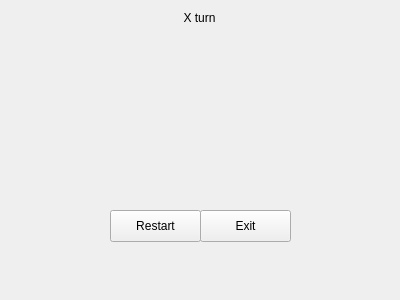
The window that mainwindow.ui (luisbevilacqua/TicTacToe) describes before a commit, drawn with Qt 5.
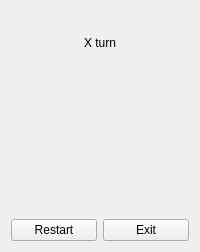
The same window after the commit. Custom widgets are drawn as their Qt base class.

```diff
--- a/mainwindow.ui
+++ b/mainwindow.ui
@@ -6,49 +6,40 @@
    <rect>
     <x>0</x>
     <y>0</y>
-    <width>400</width>
-    <height>300</height>
+    <width>200</width>
+    <height>252</height>
    </rect>
   </property>
   <property name="windowTitle">
    <string>MainWindow</string>
   </property>
   <widget class="QWidget" name="centralWidget">
+   <layout class="QVBoxLayout" name="verticalLayout">
+    <item>
+     <widget class="QLabel" name="turnIndicatorLabel">
+      <property name="text">
+       <string>X turn</string>
+      </property>
+      <property name="alignment">
+       <set>Qt::AlignCenter</set>
+      </property>
+     </widget>
+    </item>
+    <item>
    <widget class="GameBoardWidget" name="gameBoard" native="true">
-    <property name="geometry">
-     <rect>
-      <x>110</x>
-      <y>40</y>
-      <width>181</width>
-      <height>141</height>
-     </rect>
-    </property>
-   </widget>
-   <widget class="QPushButton" name="restartButton">
-    <property name="geometry">
-     <rect>
-      <x>110</x>
-      <y>210</y>
-      <width>91</width>
-      <height>32</height>
-     </rect>
-    </property>
-    <property name="text">
-     <string>Restart</string>
-    </property>
-   </widget>
+      <property name="minimumSize">
+       <size>
+        <width>0</width>
+        <height>0</height>
+       </size>
+      </property>
+     </widget>
+    </item>
+    <item>
    <widget class="QLabel" name="winnerLabel">
     <property name="enabled">
      <bool>true</bool>
     </property>
-    <property name="geometry">
-     <rect>
-      <x>110</x>
-      <y>190</y>
-      <width>181</width>
-      <height>20</height>
-     </rect>
-    </property>
     <property name="text">
      <string/>
     </property>
@@ -56,35 +47,26 @@
      <set>Qt::AlignCenter</set>
     </property>
    </widget>
+    </item>
+    <item>
+     <layout class="QHBoxLayout" name="horizontalLayout">
+      <item>
+       <widget class="QPushButton" name="restartButton">
+        <property name="text">
+         <string>Restart</string>
+        </property>
+       </widget>
+      </item>
+      <item>
    <widget class="QPushButton" name="exitButton">
-    <property name="geometry">
-     <rect>
-      <x>200</x>
-      <y>210</y>
-      <width>91</width>
-      <height>32</height>
-     </rect>
-    </property>
     <property name="text">
      <string>Exit</string>
     </property>
    </widget>
-   <widget class="QLabel" name="turnIndicatorLabel">
-    <property name="geometry">
-     <rect>
-      <x>170</x>
-      <y>10</y>
-      <width>59</width>
-      <height>16</height>
-     </rect>
-    </property>
-    <property name="text">
-     <string>X turn</string>
-    </property>
-    <property name="alignment">
-     <set>Qt::AlignCenter</set>
-    </property>
-   </widget>
+      </item>
+     </layout>
+    </item>
+   </layout>
   </widget>
  </widget>
  <layoutdefault spacing="6" margin="11"/>
```
Lines whose indentation alone changed are shown as unchanged.
